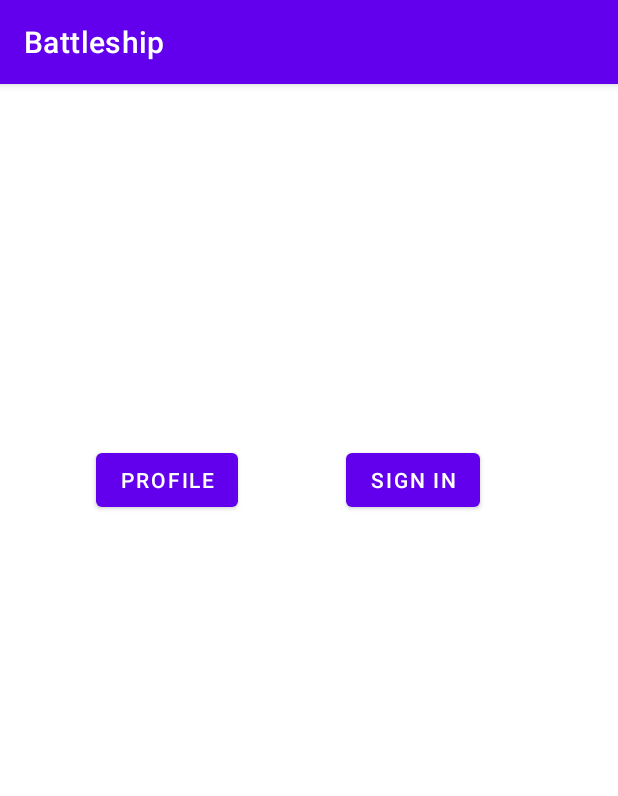
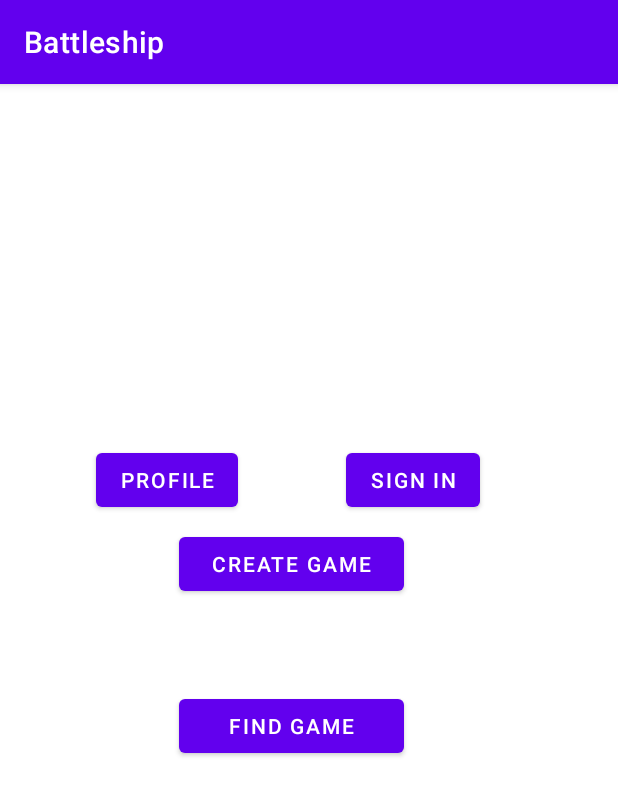
Before and after one commit to StYaroslav/android-projects, an Android app: the screen it shows after launch (MainActivity), on a phone screen of 412 x 824 dp. Shown: the top 796 px of the screen. Run offline under Robolectric (Android 15) with nearby library versions, the light colour scheme and no system bars; our stand-ins replace Firebase (no records; nobody signed in at launch, a user with empty details on screens opened directly); libraries missing offline, so code that uses them is left out: com.facebook.drawee, com.firebase.ui; 1 statement that could not run was skipped.

Commit message:
Added functionality to generate game ID and save it to db

```diff
--- a/Battleship/app/build.gradle
+++ b/Battleship/app/build.gradle
@@ -33,6 +33,7 @@ dependencies {
     implementation platform('com.google.firebase:firebase-bom:26.1.1')
     implementation 'com.google.firebase:firebase-analytics'
     implementation 'com.google.firebase:firebase-auth'
+    implementation 'com.google.firebase:firebase-database'
     implementation 'com.firebaseui:firebase-ui-auth:6.4.0'
     implementation 'com.facebook.fresco:fresco:2.3.0'
     implementation 'androidx.appcompat:appcompat:1.2.0'
--- a/Battleship/app/src/main/AndroidManifest.xml
+++ b/Battleship/app/src/main/AndroidManifest.xml
@@ -3,13 +3,15 @@
     package="com.example.battleship">
 
     <application
+        android:name=".BattleshipApp"
         android:allowBackup="true"
         android:icon="@mipmap/ic_launcher"
         android:label="@string/app_name"
         android:roundIcon="@mipmap/ic_launcher_round"
         android:supportsRtl="true"
-        android:theme="@style/Theme.Battleship"
-        android:name=".BattleshipApp">
+        android:theme="@style/Theme.Battleship">
+        <activity android:name=".activities.ConnectGameActivity"></activity>
+        <activity android:name=".activities.CreateGameActivity" />
         <activity android:name=".activities.UserProfileActivity" />
         <activity android:name=".MainActivity">
             <intent-filter>
--- a/Battleship/app/src/main/java/com/example/battleship/MainActivity.java
+++ b/Battleship/app/src/main/java/com/example/battleship/MainActivity.java
@@ -1,4 +1,4 @@
-package com.example.battleship;
+ package com.example.battleship;
 
 import androidx.appcompat.app.AppCompatActivity;
 
@@ -9,6 +9,7 @@ import android.widget.Button;
 import android.widget.TextView;
 import android.widget.Toast;
 
+import com.example.battleship.activities.CreateGameActivity;
 import com.example.battleship.activities.UserProfileActivity;
 import com.firebase.ui.auth.AuthUI;
 import com.firebase.ui.auth.IdpResponse;
@@ -24,6 +25,9 @@ public class MainActivity extends AppCompatActivity {
     private static final int RC_SIGN_IN = 1;
     Button signInButton;
     Button profileButton;
+    Button findGameButton;
+    Button createGameButton;
+
     TextView usernameLabel;
     FirebaseAuth mAuth;
 
@@ -44,6 +48,14 @@ public class MainActivity extends AppCompatActivity {
             else {
                 Toast.makeText(this, "Sign in to view your profile!", Toast.LENGTH_SHORT).show();
             }
+        });
+
+        findGameButton = findViewById(R.id.findGameButton);
+        createGameButton = findViewById(R.id.createGameButton);
+
+        createGameButton.setOnClickListener(v -> {
+            Intent intent = new Intent(getApplicationContext(), CreateGameActivity.class);
+            startActivity(intent);
         });
 
         signInButton = findViewById(R.id.signInButton);
--- a/Battleship/app/src/main/res/layout/activity_main.xml
+++ b/Battleship/app/src/main/res/layout/activity_main.xml
@@ -18,6 +18,28 @@
         app:layout_constraintTop_toTopOf="parent" />
 
     <Button
+        android:id="@+id/createGameButton"
+        android:layout_width="150dp"
+        android:layout_height="wrap_content"
+        android:layout_marginTop="296dp"
+        android:text="Create game"
+        app:layout_constraintEnd_toEndOf="parent"
+        app:layout_constraintHorizontal_bias="0.455"
+        app:layout_constraintStart_toStartOf="parent"
+        app:layout_constraintTop_toTopOf="parent" />
+
+    <Button
+        android:id="@+id/findGameButton"
+        android:layout_width="150dp"
+        android:layout_height="wrap_content"
+        android:layout_marginTop="60dp"
+        android:text="Find game"
+        app:layout_constraintEnd_toEndOf="parent"
+        app:layout_constraintHorizontal_bias="0.455"
+        app:layout_constraintStart_toStartOf="parent"
+        app:layout_constraintTop_toBottomOf="@+id/createGameButton" />
+
+    <Button
         android:id="@+id/profileButton"
         android:layout_width="wrap_content"
         android:layout_height="wrap_content"
--- a/Battleship/app/src/main/res/values/strings.xml
+++ b/Battleship/app/src/main/res/values/strings.xml
@@ -21,7 +21,7 @@
     <string name="log_in">LOG IN</string>
     <string name="don_t_have_an_account">Don\'t have an account?</string>
     <string name="login">Login</string>
-    <string name="forgot_your_password">Forgor your password?</string>
+    <string name="forgot_your_password">Forgot your password?</string>
     <string name="sign_out">Sign out</string>
     <string name="profile">Profile</string>
     <string name="confirm">Confirm</string>
```
Also changed, not shown: Battleship/app/src/main/java/com/example/battleship/activities/ConnectGameActivity.java (added, +16 -0 lines), Battleship/app/src/main/java/com/example/battleship/activities/CreateGameActivity.java (added, +78 -0 lines), Battleship/app/src/main/java/com/example/battleship/activities/UserProfileActivity.java (+3 -4 lines), Battleship/app/src/main/java/com/example/battleship/models/GameData.java (added, +16 -0 lines), Battleship/app/src/main/res/layout/activity_connect_game.xml (added, +9 -0 lines), Battleship/app/src/main/res/layout/activity_create_game.xml (added, +47 -0 lines).
